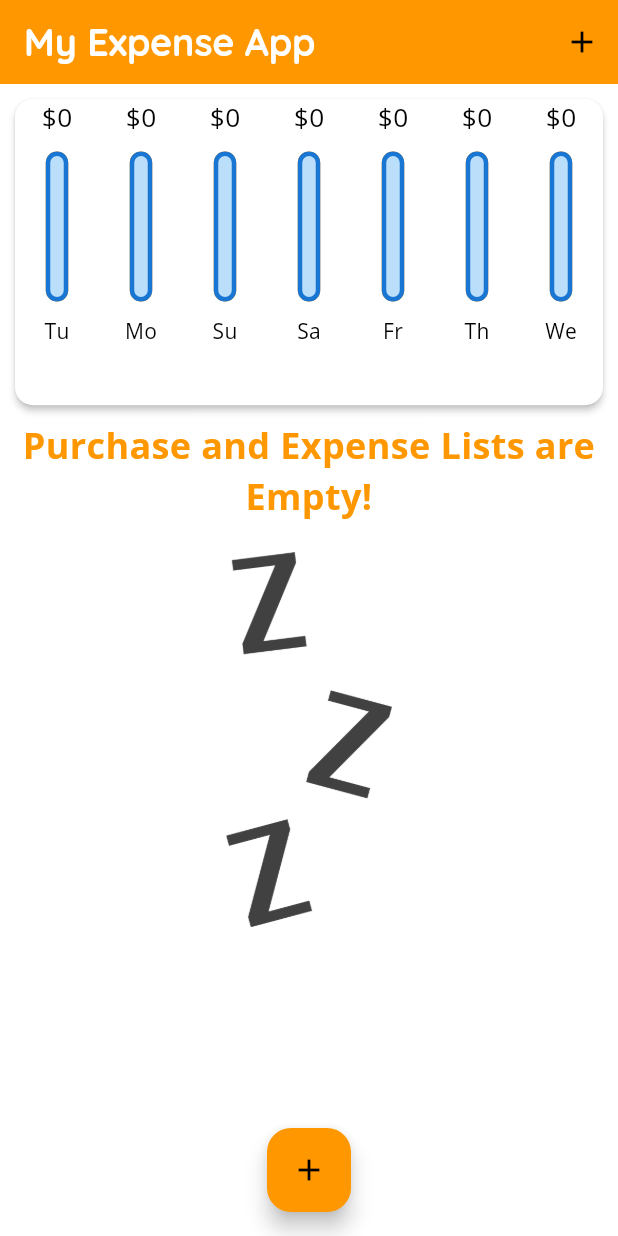
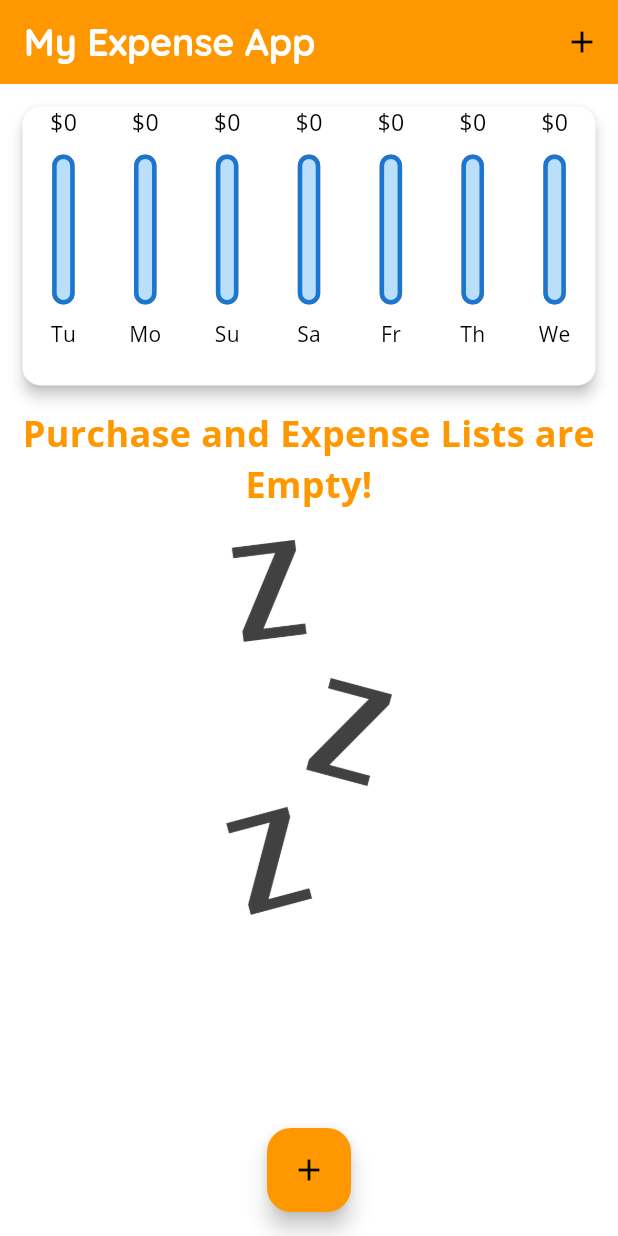
Before and after one commit to Babajide-James/Expense-App, a Flutter app: the screen it shows after launch, on a phone screen of 412 x 824 dp. Run offline on Flutter 3.47's test engine with Material 3 defaults, Android fonts, the phone set to English and light mode, and no system bars.

Commit message:
responsive expense app

```diff
--- a/lib/chart/chart.dart
+++ b/lib/chart/chart.dart
@@ -33,11 +33,9 @@ class Chart extends StatelessWidget {
 
   @override
   Widget build(BuildContext context) {
-    // print(totalExpense);
     return Card(
-      // myTransaction == ChartBox ?
-      elevation: 2,
-      margin: EdgeInsets.all(10),
+      elevation: 4,
+      margin: EdgeInsets.all(15),
       child: Row(
         children: myTransactions.map((data) {
           return ChartBox(
--- a/lib/chart/chart_box.dart
+++ b/lib/chart/chart_box.dart
@@ -14,10 +14,9 @@ class ChartBox extends StatelessWidget {
   Widget build(BuildContext context) {
     return Expanded(
       child: Column(
-        // mainAxisAlignment: MainAxisAlignment.spaceAround,
         children: [
           SizedBox(
-            height: 25,
+            height: 22,
             child: FittedBox(
               child: Text('\$${totalAmount.toStringAsFixed(0)}'),
             ),
--- a/lib/widgets/fill_form.dart
+++ b/lib/widgets/fill_form.dart
@@ -10,12 +10,16 @@ class FillForm extends StatefulWidget {
   State<FillForm> createState() => FillFormState();
 }
 
+DateTime? _selectedDate;
+
 class FillFormState extends State<FillForm> {
-  DateTime? _selectedDate;
   final titleController = TextEditingController();
   final amountController = TextEditingController();
 
   void fillForms() {
+    if (titleController.text.isEmpty) {
+      return;
+    }
     String input = titleController.text.trim();
     double amount = double.tryParse(amountController.text) ?? 0;
     if (input.isEmpty || amount <= 0 || _selectedDate == null) {
@@ -27,7 +31,7 @@ class FillFormState extends State<FillForm> {
   void _datePicker() {
     showDatePicker(
       context: context,
-      initialDate: DateTime.now(),
+      initialDate: _selectedDate,
       firstDate: DateTime(2020),
       lastDate: DateTime.now(),
     ).then((pickedDate) {
--- a/lib/widgets/home_list.dart
+++ b/lib/widgets/home_list.dart
@@ -21,9 +21,7 @@ class _HomeListState extends State<HomeList> {
 
   @override
   Widget build(BuildContext context) {
-    return SizedBox(
-      height: MediaQuery.of(context).size.height * 0.66,
-      child: widget.transaction.isEmpty
+    return widget.transaction.isEmpty
         ? Column(
             children: [
               Text(
@@ -66,9 +64,7 @@ class _HomeListState extends State<HomeList> {
                     ),
                   ),
                   subtitle: Text(
-                      DateFormat.yMMMEd().format(
-                        widget.transaction[index].date,
-                      ),
+                    DateFormat.yMMMEd().format(widget.transaction[index].date),
                   ),
                   trailing: TextButton(
                     onPressed: () =>
@@ -78,7 +74,6 @@ class _HomeListState extends State<HomeList> {
                 ),
               );
             },
-            ),
           );
   }
 }
--- a/lib/widgets/home_screen.dart
+++ b/lib/widgets/home_screen.dart
@@ -17,7 +17,7 @@ class _HomeScreenState extends State<HomeScreen> {
 
   List<Transaction> get recentTransaction {
     return transaction.where((tx) {
-      return tx.date.isAfter(DateTime.now().subtract(Duration(days: 7)));
+      return tx.date.isAfter(DateTime.now().subtract(Duration(days: 8)));
     }).toList();
   }
 
@@ -54,9 +54,7 @@ class _HomeScreenState extends State<HomeScreen> {
 
   @override
   Widget build(BuildContext context) {
-    // print(amount);
-    return Scaffold(
-      appBar: AppBar(
+    final appBar = AppBar(
       actions: <Widget>[
         IconButton(
           icon: Icon(Icons.add),
@@ -66,13 +64,31 @@ class _HomeScreenState extends State<HomeScreen> {
       title: Text('My Expense App'),
       foregroundColor: Theme.of(context).shadowColor,
       backgroundColor: Theme.of(context).primaryColor,
-      ),
+    );
+    // print(amount);
+    return Scaffold(
+      appBar: appBar,
       body: Column(
         mainAxisAlignment: MainAxisAlignment.start,
         crossAxisAlignment: CrossAxisAlignment.stretch,
         children: [
-          Expanded(child: Chart(recentTransaction)),
-          HomeList(transaction: transaction, deleteCard: removeTransaction),
+          SizedBox(
+            height:
+                (MediaQuery.of(context).size.height * 0.33 -
+                appBar.preferredSize.height -
+                MediaQuery.of(context).padding.top),
+            child: Chart(recentTransaction),
+          ),
+          SizedBox(
+            height:
+                (MediaQuery.of(context).size.height * 0.67 -
+                appBar.preferredSize.height -
+                MediaQuery.of(context).padding.top),
+            child: HomeList(
+              transaction: transaction,
+              deleteCard: removeTransaction,
+            ),
+          ),
         ],
       ),
       floatingActionButtonLocation: FloatingActionButtonLocation.centerFloat,
```
Lines whose indentation alone changed are shown as unchanged.
